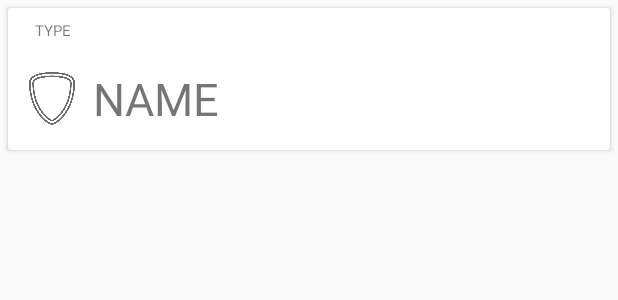
After one commit to luisgouveiaaa/AndroidArmisHandBall, an Android app: the layout search_result_item.xml on its own in the app's theme, with its tools: preview values and no code run, on a phone screen of 412 x 824 dp. The commit adds this screen. Shown: the top 300 px of the screen. Run offline under Robolectric (Android 15) with nearby library versions, the phone set to English and light mode, and no system bars.

Commit message:
Search Fragment prototype finished. Home Fragment done for testing. rest Properties added

```diff
--- a/AndroidArmisHandBall/app/src/main/AndroidManifest.xml
+++ b/AndroidArmisHandBall/app/src/main/AndroidManifest.xml
@@ -1,6 +1,8 @@
 <?xml version="1.0" encoding="utf-8"?>
 <manifest xmlns:android="http://schemas.android.com/apk/res/android"
     package="com.example.debs.androidarmishandball">
+
+    <uses-permission android:name="android.permission.INTERNET" />
 
     <application
         android:allowBackup="true"
--- a/AndroidArmisHandBall/app/src/main/res/layout/fragment_home.xml
+++ b/AndroidArmisHandBall/app/src/main/res/layout/fragment_home.xml
@@ -5,6 +5,7 @@
     tools:context="com.example.debs.androidarmishandball.activity.HomeFragment">
 
     <android.support.v7.widget.RecyclerView
+        android:id="@+id/all_games_view"
         android:layout_width="match_parent"
         android:layout_height="match_parent">
 
--- /dev/null
+++ b/AndroidArmisHandBall/app/src/main/res/layout/search_result_item.xml
@@ -0,0 +1,55 @@
+<?xml version="1.0" encoding="utf-8"?>
+<LinearLayout xmlns:android="http://schemas.android.com/apk/res/android"
+    android:orientation="vertical"
+    android:layout_width="match_parent"
+    android:layout_height="wrap_content"
+    android:layout_margin="5dp"
+    android:padding="8dp"
+    android:background="@drawable/game_card"
+    android:elevation="2dp"
+    android:clickable="true">
+    <LinearLayout
+        android:layout_width="match_parent"
+        android:layout_height="0dp"
+        android:layout_weight="1"
+        android:layout_marginBottom="4dp"
+        android:orientation="horizontal">
+        <TextView
+            android:id="@+id/result_type"
+            android:layout_width="0dp"
+            android:layout_height="match_parent"
+            android:layout_weight="1"
+            android:layout_marginLeft="10dp"
+            android:text="TYPE"
+            android:textSize="10sp"/>
+
+    </LinearLayout>
+
+    <LinearLayout
+        android:layout_width="match_parent"
+        android:layout_height="0dp"
+        android:layout_marginTop="8dp"
+        android:layout_weight="5"
+        android:orientation="horizontal">
+
+        <ImageView
+            android:id="@+id/result_image"
+            android:layout_width="0dp"
+            android:layout_height="match_parent"
+            android:layout_weight="1"
+            android:adjustViewBounds="true"
+            android:padding="6dp"
+            android:src="@drawable/club_default_icon" />
+
+        <TextView
+            android:id="@+id/result_name"
+            android:layout_width="0dp"
+            android:layout_height="match_parent"
+            android:layout_weight="8"
+            android:gravity="left|center_vertical"
+            android:padding="6dp"
+            android:text="NAME"
+            android:textSize="30sp" />
+    </LinearLayout>
+
+</LinearLayout>
```
Also changed, not shown: AndroidArmisHandBall/app/build.gradle (+15 -0 lines), AndroidArmisHandBall/app/src/main/assets/restserver.properties (+6 -4 lines), AndroidArmisHandBall/app/src/main/java/com/example/debs/androidarmishandball/Game.java (+26 -18 lines), AndroidArmisHandBall/app/src/main/java/com/example/debs/androidarmishandball/activity/HomeFragment.java (+29 -23 lines), AndroidArmisHandBall/app/src/main/java/com/example/debs/androidarmishandball/activity/SearchFragment.java (+95 -8 lines), AndroidArmisHandBall/app/src/main/java/com/example/debs/androidarmishandball/adapter/GameAdapter.java (+13 -12 lines), AndroidArmisHandBall/app/src/main/java/com/example/debs/androidarmishandball/adapter/SearchAdapter.java (added, +72 -0 lines), AndroidArmisHandBall/app/src/main/java/com/example/debs/androidarmishandball/restclient/AppSession.java (added, +17 -0 lines), AndroidArmisHandBall/app/src/main/java/com/example/debs/androidarmishandball/restclient/RestProperties.java (renamed from AndroidArmisHandBall/app/src/main/java/com/example/debs/androidarmishandball/activity/restclient/RestProperties.java, +13 -4 lines), AndroidArmisHandBall/app/src/main/java/com/example/debs/androidarmishandball/restclient/User.java (added, +70 -0 lines), AndroidArmisHandBall/app/src/main/java/com/example/debs/androidarmishandball/restclient/dto/SearchResult.java (added, +59 -0 lines), AndroidArmisHandBall/app/src/main/res/layout/fragment_search.xml (+16 -3 lines).
